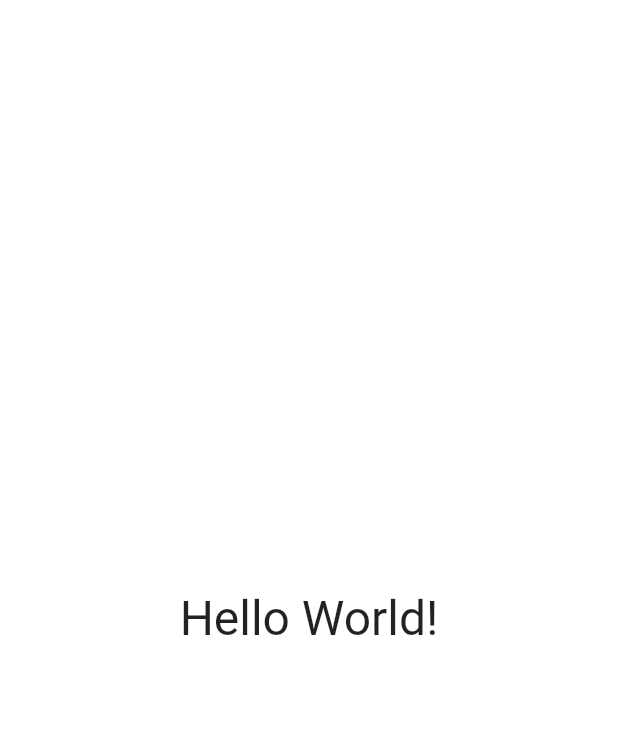
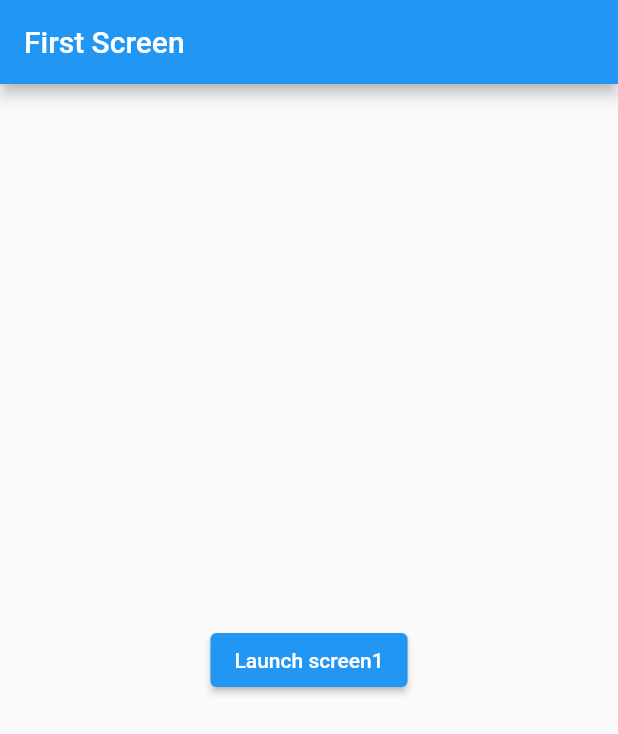
Before and after one commit to dawoonKim6487/flutter_toy, a Flutter app: the screen it shows after launch, on a phone screen of 412 x 824 dp. Shown: the top 734 px of the screen. Run offline on Flutter 3.47's test engine with Material 2 defaults, Android fonts, the phone set to English and light mode, and no system bars.

Commit message:
meterial_app) routing
Signed-off-by: kim dawoon <dwkim1@greenlabs.co.kr>

```diff
--- a/lib/main.dart
+++ b/lib/main.dart
@@ -1,27 +1,18 @@
 import 'package:flutter/material.dart';
+import './screen/FirstScreen.dart';
+import './screen/SecondScreen.dart';
 
 void main() {
-  runApp(const MyApp());
+  runApp(
+    MaterialApp(
+      title: 'MaterialApp',
+      initialRoute: '/',
+      routes: {
+        // When navigating to the "/" route, build the FirstScreen widget.
+        '/': (context) => const FirstScreen(),
+        // When navigating to the "/second" route, build the SecondScreen widget.
+        '/second': (context) => const SecondScreen(),
+      },
+    ),
+  );
 }
-
-
-class MyApp extends StatelessWidget {
-  const MyApp({super.key});
-
-  @override
-  Widget build(BuildContext context) {
-    return Container(
-      decoration: const BoxDecoration(color: Colors.white),
-      child: const Center(
-        child: Text(
-          'Hello World!',
-          textDirection: TextDirection.ltr,
-          style: TextStyle(
-            fontSize: 32,
-            color: Colors.black87,
-          ),
-        ),
-      ),
-    );
-  }
-}
--- /dev/null
+++ b/lib/screen/FirstScreen.dart
@@ -0,0 +1,24 @@
+import 'package:flutter/material.dart';
+
+class FirstScreen extends StatelessWidget {
+  const FirstScreen({super.key});
+
+  @override
+  Widget build(BuildContext context) {
+    return Scaffold(
+      appBar: AppBar(
+        title: const Text('First Screen'),
+      ),
+      body: Center(
+        child: ElevatedButton(
+          // Within the `FirstScreen` widget
+          onPressed: () {
+            // Navigate to the second screen using a named route.
+            Navigator.pushNamed(context, '/second');
+          },
+          child: const Text('Launch screen1'),
+        ),
+      ),
+    );
+  }
+}
```
Also changed, not shown: lib/screen/SecondScreen.dart (added, +25 -0 lines).
